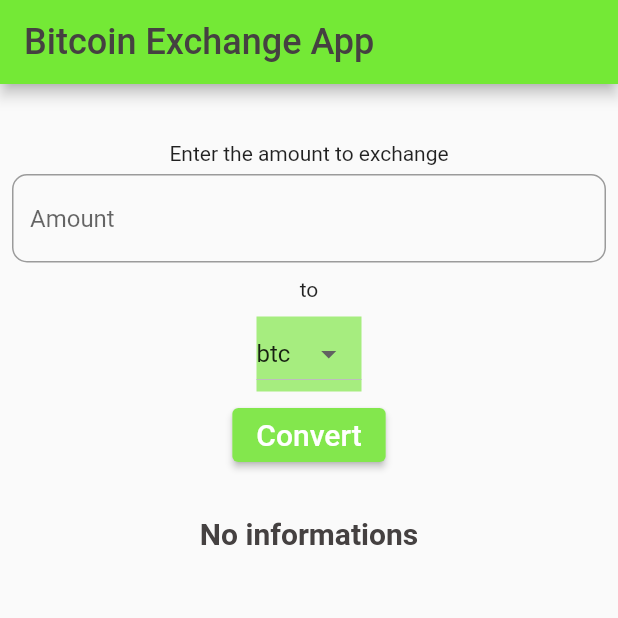
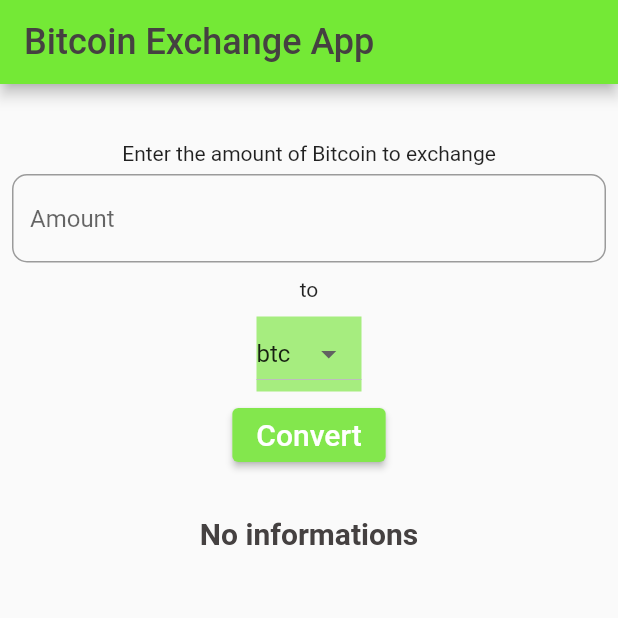
Before and after one commit to chunkhai8/mb-lab1, a Flutter app: the screen it shows after launch, on a phone screen of 412 x 824 dp, the top half of it. Run offline on Flutter 3.47's test engine with Material 2 defaults, Android fonts, the phone set to English and light mode, and no system bars.

Commit message:
Update main.dart

```diff
--- a/lab1/lib/main.dart
+++ b/lab1/lib/main.dart
@@ -99,7 +99,7 @@ class _MyAppState extends State<MyApp> {
                 mainAxisAlignment: MainAxisAlignment.center,
                 children: [
                   const SizedBox(height: 30),
-                  const Text("Enter the amount to exchange"),
+                  const Text("Enter the amount of Bitcoin to exchange"),
                   const SizedBox(height: 6),
                   TextField(
                     controller: amount,
```
